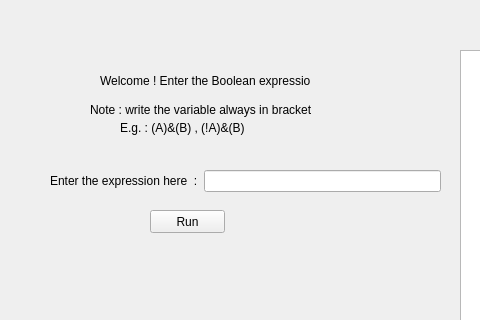
Old version of the form Puskar/Bool/Boolean_expn/mainwindow.ui in the repository 99saugat/CPP_Project; both pictures show x 0 to 480 and y 0 to 320 of the 972 by 436 pixel window.
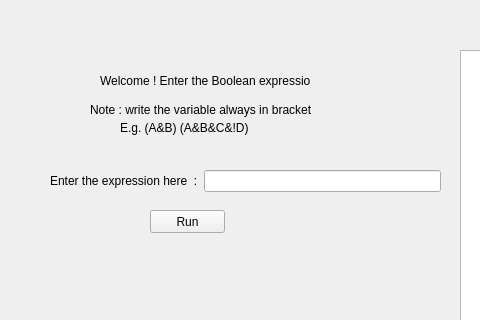
New version of the form.

```diff
--- a/Puskar/Bool/Boolean_expn/mainwindow.ui
+++ b/Puskar/Bool/Boolean_expn/mainwindow.ui
@@ -124,7 +124,7 @@
      </rect>
     </property>
     <property name="text">
-     <string>E.g. : (A)&amp;(B) , (!A)&amp;(B)</string>
+     <string>E.g. (A&amp;B) (A&amp;B&amp;C&amp;!D)</string>
     </property>
    </widget>
    <widget class="QLabel" name="label_6">
```
